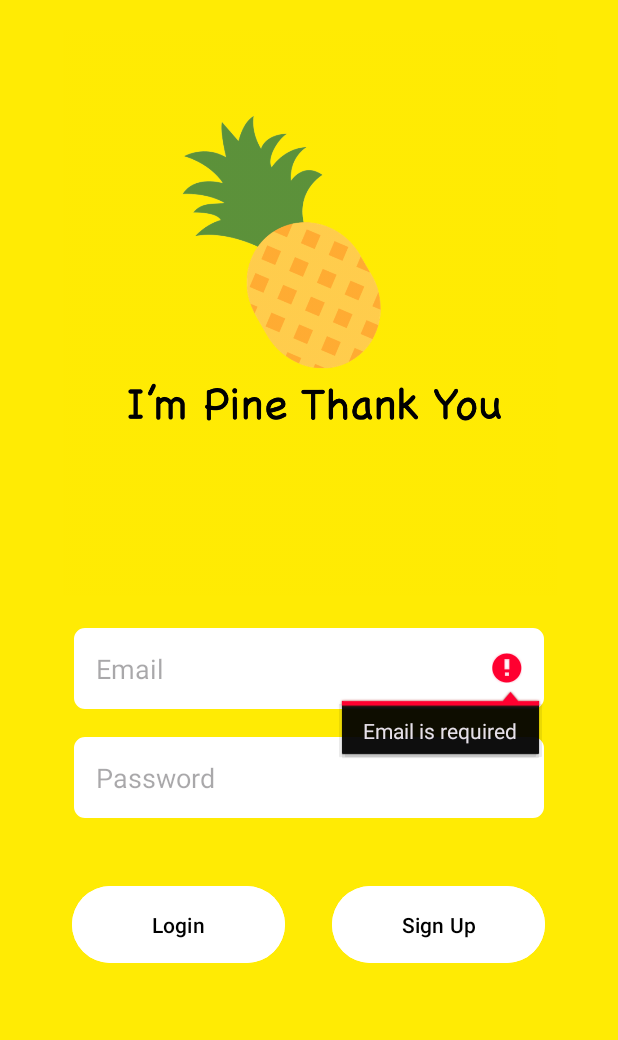
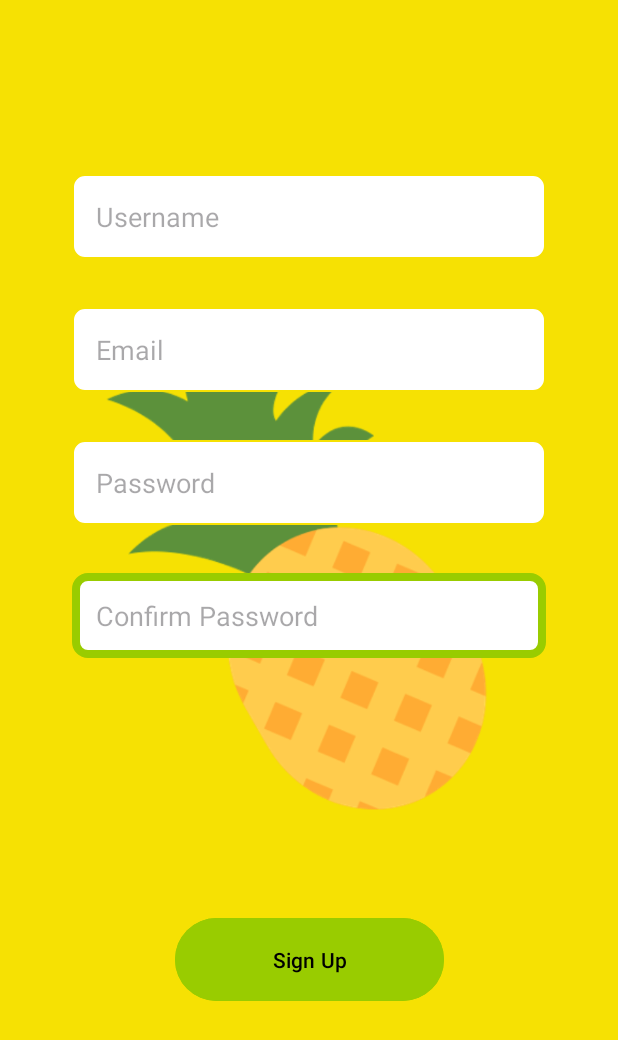
Before and after one commit to snuhcs-course/swpp-2023-project-team-5, an Android app: the screen it shows after launch (LoginActivity before the commit, SignUpActivity after it), after a tap on "Sign Up", on a phone screen of 412 x 824 dp. Shown: the top 1040 px of the screen. Run offline under Robolectric (Android 15) with nearby library versions, the phone set to English and light mode, and no system bars; our stand-ins replace Firebase (no records; nobody signed in at launch, a user with empty details on screens opened directly).

Commit message:
sign up page implemented - error handling TBD

```diff
--- a/ImPine/app/src/main/AndroidManifest.xml
+++ b/ImPine/app/src/main/AndroidManifest.xml
@@ -28,6 +28,7 @@
         <activity android:name=".SettingsPageActivity" />
         <activity android:name=".UserPageActivity" />
         <activity android:name=".NotificationsPageActivity" />
+        <activity android:name=".SignUpActivity" />
     </application>
 
 </manifest>
--- a/ImPine/app/src/main/java/com/example/imPine/LoginActivity.java
+++ b/ImPine/app/src/main/java/com/example/imPine/LoginActivity.java
@@ -27,38 +27,19 @@ public class LoginActivity extends AppCompatActivity {
         editTextEmail = findViewById(R.id.editTextEmail);
         editTextPassword = findViewById(R.id.editTextPassword);
 
-        findViewById(R.id.buttonSignUp).setOnClickListener(v -> signUp());
+        findViewById(R.id.buttonSignUp).setOnClickListener(v -> navigateToSignUp());
         findViewById(R.id.buttonLogin).setOnClickListener(v -> login());
 
+        // Check if email is passed in Intent
+        String email = getIntent().getStringExtra("email");
+        if (email != null) {
+            editTextEmail.setText(email); // Set the email
+        }
     }
 
-    private void signUp() {
-        String email = editTextEmail.getText().toString().trim();
-        String password = editTextPassword.getText().toString().trim();
-
-        if (email.isEmpty()) {
-            editTextEmail.setError("Email is required");
-            editTextEmail.requestFocus();
-            return;
-        }
-
-        if (password.isEmpty()) {
-            editTextPassword.setError("Password is required");
-            editTextPassword.requestFocus();
-            return;
-        }
-
-        mAuth.createUserWithEmailAndPassword(email, password)
-                .addOnCompleteListener(this, task -> {
-                    if (task.isSuccessful()) {
-                        // Sign up success
-                        Toast.makeText(LoginActivity.this, "Sign-Up Successful.", Toast.LENGTH_SHORT).show();
-                    } else {
-                        // If sign up fails, display a message to the user.
-                        Toast.makeText(LoginActivity.this, "Authentication Failed.", Toast.LENGTH_SHORT).show();
-                        Log.e("FirebaseAuth", "Sign-Up Error", task.getException()); // Log the error
-                    }
-                });
+    private void navigateToSignUp() {
+        Intent intent = new Intent(LoginActivity.this, SignUpActivity.class);
+        startActivity(intent);
     }
 
     private void login() {
--- /dev/null
+++ b/ImPine/app/src/main/java/com/example/imPine/SignUpActivity.java
@@ -0,0 +1,93 @@
+package com.example.imPine;
+
+import androidx.appcompat.app.AppCompatActivity;
+
+import android.content.Intent;
+import android.os.Bundle;
+import android.util.Log;
+import android.widget.EditText;
+import android.widget.Toast;
+
+import com.google.firebase.auth.FirebaseAuth;
+import com.google.firebase.auth.FirebaseAuthInvalidCredentialsException;
+import com.google.firebase.auth.FirebaseAuthUserCollisionException;
+import com.google.firebase.auth.FirebaseAuthWeakPasswordException;
+
+public class SignUpActivity extends AppCompatActivity {
+    private FirebaseAuth mAuth;
+    private EditText editTextEmail, editTextPassword, editTextPasswordConfirm, editTextUsername;
+
+    @Override
+    protected void onCreate(Bundle savedInstanceState) {
+        super.onCreate(savedInstanceState);
+        setContentView(R.layout.signup_page);
+
+        mAuth = FirebaseAuth.getInstance();
+
+        editTextEmail = findViewById(R.id.editTextEmail);
+        editTextPassword = findViewById(R.id.editTextPassword);
+        editTextPasswordConfirm = findViewById(R.id.editTextPasswordConfirm);
+        editTextUsername = findViewById(R.id.editTextUsername);
+
+
+        findViewById(R.id.buttonSignUp).setOnClickListener(v -> signUp());
+    }
+
+    private void signUp() {
+        String user = editTextUsername.getText().toString().trim();
+        String email = editTextEmail.getText().toString().trim();
+        String password = editTextPassword.getText().toString().trim();
+        String passwordConfirm = editTextPasswordConfirm.getText().toString().trim();
+
+        if (email.isEmpty() || password.isEmpty() || passwordConfirm.isEmpty() || user.isEmpty()) {
+            // Handle empty fields
+            Toast.makeText(this, "All fields are required", Toast.LENGTH_SHORT).show();
+            return;
+        }
+
+        // Check if passwords match
+        if (!password.equals(passwordConfirm)) {
+            editTextPasswordConfirm.setError("Passwords do not match");
+            editTextPasswordConfirm.requestFocus();
+            return;
+        }
+
+        mAuth.createUserWithEmailAndPassword(email, password)
+                .addOnCompleteListener(this, task -> {
+                    if (task.isSuccessful()) {
+                        // Successfully registered the user
+                        Toast.makeText(SignUpActivity.this, "Sign Up Successful.", Toast.LENGTH_SHORT).show();
+
+                        // Navigate back to the login page
+                        Intent intent = new Intent(SignUpActivity.this, LoginActivity.class);
+                        intent.putExtra("email", email); // Pass email to LoginActivity
+                        startActivity(intent);
+                        finish();
+                    } else {
+                        try {
+                            throw task.getException();
+                        }
+//                        // if email is poorly formatted
+//                        catch (FirebaseAuthInvalidCredentialsException malformedEmail) {
+//                            editTextEmail.setError("Invalid Email");
+//                            editTextEmail.requestFocus();
+//                        }
+//                        // if email is already in use
+//                        catch (FirebaseAuthUserCollisionException existEmail) {
+//                            editTextEmail.setError("Email already exists");
+//                            editTextEmail.requestFocus();
+//                        }
+                        // if the password is too weak
+//                        catch (FirebaseAuthWeakPasswordException weakPassword) {
+//                            editTextPassword.setError("Password too short or weak");
+//                            editTextPassword.requestFocus();
+//                        }
+                        // any other exceptions, handle or log them accordingly
+                        catch (Exception e) {
+                            Log.e("FirebaseAuth", "Sign Up Error", e);
+                            Toast.makeText(SignUpActivity.this, "Sign Up Failed.", Toast.LENGTH_SHORT).show();
+                        }
+                    }
+                });
+    }
+}
--- a/ImPine/app/src/main/res/drawable/edittext_background.xml
+++ b/ImPine/app/src/main/res/drawable/edittext_background.xml
@@ -1,5 +1,14 @@
 <?xml version="1.0" encoding="utf-8"?>
 <selector xmlns:android="http://schemas.android.com/apk/res/android">
+    <!-- When the EditText is focused -->
+    <item android:state_focused="true">
+        <shape>
+            <solid android:color="@android:color/white"/>
+            <corners android:radius="8dp"/>
+            <stroke android:width="5dp" android:color="@color/green"/>
+        </shape>
+    </item>
+    <!-- Default state -->
     <item>
         <shape>
             <solid android:color="@android:color/white"/>
--- a/ImPine/app/src/main/res/layout/login_page.xml
+++ b/ImPine/app/src/main/res/layout/login_page.xml
@@ -10,11 +10,10 @@
 
     <ImageView
         android:id="@+id/logoImage"
-        android:layout_width="501dp"
-        android:layout_height="377dp"
-        android:layout_marginTop="4dp"
-        android:src="@drawable/pine_logo"
-        app:layout_constraintHorizontal_bias="0.5"
+        android:layout_width="413dp"
+        android:layout_height="251dp"
+        android:layout_marginTop="16dp"
+        android:src="@drawable/pine_logo_trim"
         app:layout_constraintLeft_toLeftOf="parent"
         app:layout_constraintRight_toRightOf="parent"
         app:layout_constraintTop_toTopOf="parent" />
@@ -24,14 +23,13 @@
         android:layout_width="0dp"
         android:layout_height="wrap_content"
         android:layout_marginStart="32dp"
-        android:layout_marginTop="20dp"
-        android:layout_marginEnd="32dp"
+        android:layout_marginTop="52dp"
+        android:layout_marginEnd="25dp"
         android:background="@drawable/edittext_background"
         android:hint="Email"
         android:inputType="textEmailAddress"
         android:padding="16dp"
         app:layout_constraintEnd_toEndOf="parent"
-        app:layout_constraintHorizontal_bias="0.875"
         app:layout_constraintStart_toStartOf="parent"
         app:layout_constraintTop_toBottomOf="@id/logoImage" />
 
@@ -40,7 +38,7 @@
         android:layout_width="0dp"
         android:layout_height="wrap_content"
         android:layout_marginStart="32dp"
-        android:layout_marginTop="16dp"
+        android:layout_marginTop="20dp"
         android:layout_marginEnd="32dp"
         android:background="@drawable/edittext_background"
         android:hint="Password"
@@ -52,29 +50,30 @@
 
     <Button
         android:id="@+id/buttonSignUp"
-        android:layout_width="142dp"
-        android:layout_height="wrap_content"
-        android:layout_marginTop="40dp"
-        android:backgroundTint="@color/white"
+        android:layout_width="270dp"
+        android:layout_height="60dp"
+        android:layout_marginBottom="60dp"
+        android:backgroundTint="@color/green"
         android:padding="16dp"
         android:text="Sign Up"
         android:textColor="@android:color/black"
+        app:layout_constraintBottom_toBottomOf="parent"
         app:layout_constraintEnd_toEndOf="parent"
-        app:layout_constraintHorizontal_bias="0.493"
-        app:layout_constraintStart_toEndOf="@+id/buttonLogin"
-        app:layout_constraintTop_toBottomOf="@+id/editTextPassword" />
+        app:layout_constraintStart_toStartOf="parent"
+        app:layout_constraintTop_toBottomOf="@id/buttonLogin" />
 
     <Button
         android:id="@+id/buttonLogin"
-        android:layout_width="142dp"
-        android:layout_height="wrap_content"
-        android:layout_marginTop="40dp"
-        android:backgroundTint="@color/white"
+        android:layout_width="270dp"
+        android:layout_height="60dp"
+        android:layout_marginTop="20dp"
+        android:layout_marginBottom="20dp"
+        android:backgroundTint="@color/green"
         android:padding="16dp"
         android:text="Login"
         android:textColor="@android:color/black"
+        app:layout_constraintBottom_toTopOf="@+id/buttonSignUp"
         app:layout_constraintEnd_toEndOf="parent"
-        app:layout_constraintHorizontal_bias="0.135"
         app:layout_constraintStart_toStartOf="parent"
         app:layout_constraintTop_toBottomOf="@+id/editTextPassword" />
 
--- /dev/null
+++ b/ImPine/app/src/main/res/layout/signup_page.xml
@@ -0,0 +1,97 @@
+<androidx.constraintlayout.widget.ConstraintLayout xmlns:android="http://schemas.android.com/apk/res/android"
+    xmlns:app="http://schemas.android.com/apk/res-auto"
+    xmlns:tools="http://schemas.android.com/tools"
+    android:layout_width="match_parent"
+    android:layout_height="match_parent"
+    android:background="@color/yellow"
+    android:padding="16dp"
+    tools:layout_editor_absoluteX="0dp"
+    tools:layout_editor_absoluteY="-77dp">
+
+    <ImageView
+        android:id="@+id/pineImage"
+        android:layout_width="330dp"
+        android:layout_height="685dp"
+        android:layout_marginTop="16dp"
+        android:src="@drawable/pine"
+        app:layout_constraintEnd_toEndOf="parent"
+        app:layout_constraintStart_toStartOf="parent"
+        app:layout_constraintTop_toTopOf="parent" />
+
+
+    <EditText
+        android:id="@+id/editTextPasswordConfirm"
+        android:layout_width="0dp"
+        android:layout_height="wrap_content"
+        android:layout_marginStart="32dp"
+        android:layout_marginTop="32dp"
+        android:layout_marginEnd="32dp"
+        android:background="@drawable/edittext_background"
+        android:hint="Confirm Password"
+        android:inputType="textPassword"
+        android:padding="16dp"
+        app:layout_constraintEnd_toEndOf="parent"
+        app:layout_constraintStart_toStartOf="parent"
+        app:layout_constraintTop_toBottomOf="@+id/editTextPassword" />
+
+    <EditText
+        android:id="@+id/editTextEmail"
+        android:layout_width="0dp"
+        android:layout_height="wrap_content"
+        android:layout_marginStart="32dp"
+        android:layout_marginTop="32dp"
+        android:layout_marginEnd="32dp"
+        android:background="@drawable/edittext_background"
+        android:hint="Email"
+        android:inputType="textEmailAddress"
+        android:padding="16dp"
+        app:layout_constraintEnd_toEndOf="parent"
+        app:layout_constraintStart_toStartOf="parent"
+        app:layout_constraintTop_toBottomOf="@+id/editTextUsername" />
+
+    <EditText
+        android:id="@+id/editTextPassword"
+        android:layout_width="0dp"
+        android:layout_height="wrap_content"
+        android:layout_marginStart="32dp"
+        android:layout_marginTop="32dp"
+        android:layout_marginEnd="32dp"
+        android:background="@drawable/edittext_background"
+        android:hint="Password"
+        android:inputType="textPassword"
+        android:padding="16dp"
+        app:layout_constraintEnd_toEndOf="parent"
+        app:layout_constraintStart_toStartOf="parent"
+        app:layout_constraintTop_toBottomOf="@+id/editTextEmail" />
+
+    <EditText
+        android:id="@+id/editTextUsername"
+        android:layout_width="0dp"
+        android:layout_height="wrap_content"
+        android:layout_marginStart="32dp"
+        android:layout_marginEnd="32dp"
+        android:background="@drawable/edittext_background"
+        android:hint="Username"
+        android:inputType="text"
+        android:padding="16dp"
+        android:layout_marginTop="100dp"
+        app:layout_constraintEnd_toEndOf="parent"
+        app:layout_constraintStart_toStartOf="parent"
+        app:layout_constraintTop_toTopOf="parent" />
+
+    <Button
+        android:id="@+id/buttonSignUp"
+        android:layout_width="179dp"
+        android:layout_height="63dp"
+        android:layout_marginTop="32dp"
+        android:backgroundTint="@color/green"
+        android:padding="16dp"
+        android:text="Sign Up"
+        android:textColor="@android:color/black"
+        app:layout_constraintBottom_toBottomOf="parent"
+        app:layout_constraintEnd_toEndOf="parent"
+        app:layout_constraintHorizontal_chainStyle="spread"
+        app:layout_constraintStart_toStartOf="parent"
+        app:layout_constraintTop_toBottomOf="@+id/editTextPasswordConfirm" />
+
+</androidx.constraintlayout.widget.ConstraintLayout>
--- a/ImPine/app/src/main/res/values/colors.xml
+++ b/ImPine/app/src/main/res/values/colors.xml
@@ -2,7 +2,9 @@
 <resources>
     <color name="black">#FF000000</color>
     <color name="white">#FFFFFFFF</color>
-    <color name="yellow">#ffeb04</color>
+    <color name="yellow">#f6e103</color>
     <color name="green">#FF99CC00</color>
     <color name="gray">#737373</color>
+<!--    <color name="accent">#F40000</color>-->
+
 </resources>
```
Also changed, not shown: ImPine/app/src/main/res/drawable/pine_logo_trim.png (added).
